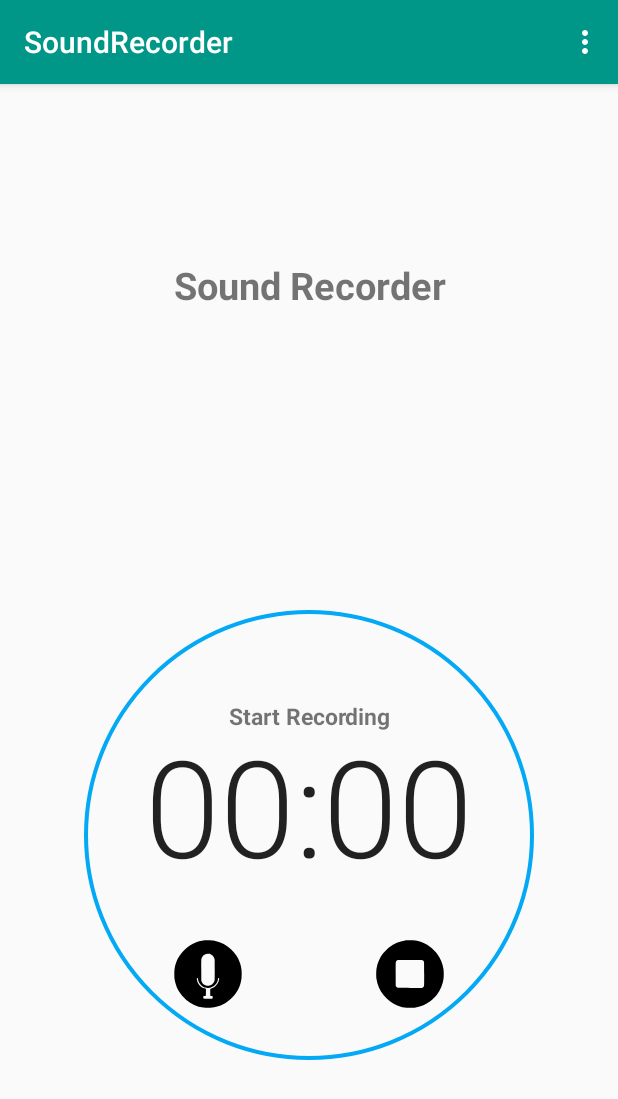
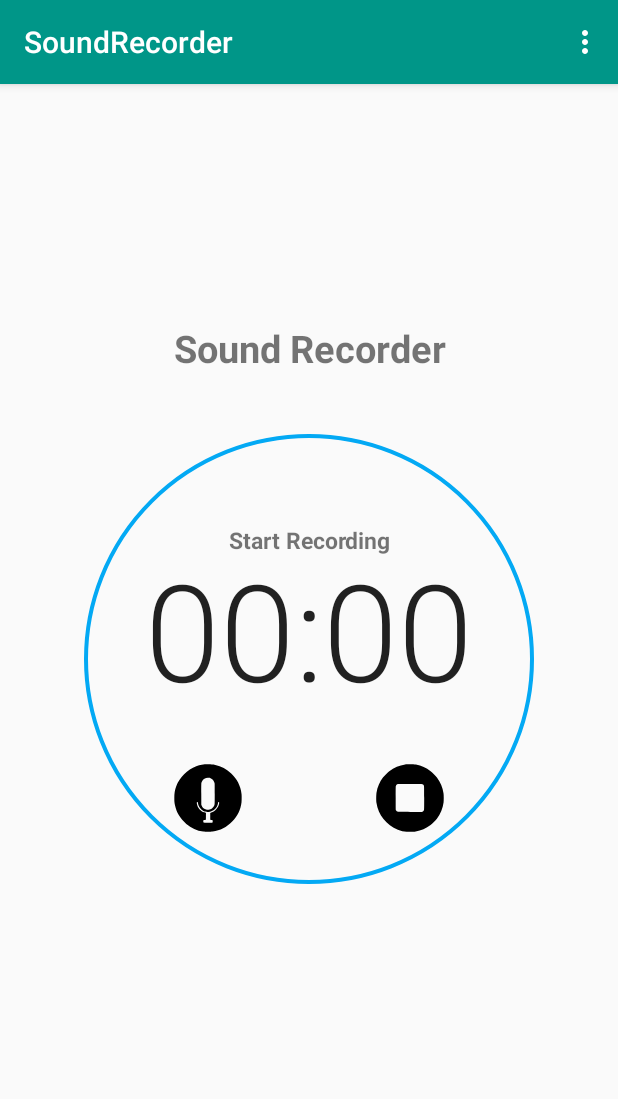
Before and after one commit to zeeshanhussain/SoundRecorder, an Android app: the screen it shows after launch (SoundRecorderActivity), on a phone screen of 412 x 824 dp. Shown: the top 1099 px of the screen. Run offline under Robolectric (Android 15) with nearby library versions, the phone set to English and light mode, and no system bars.

Commit message:
Fix layout

```diff
--- a/app/src/main/res/layout/activity_soundrecorder.xml
+++ b/app/src/main/res/layout/activity_soundrecorder.xml
@@ -2,9 +2,12 @@
 <RelativeLayout xmlns:android="http://schemas.android.com/apk/res/android"
     android:id="@+id/recorderActivity"
     android:layout_width="match_parent"
-    android:layout_height="match_parent"
-    android:gravity="center"
-    android:orientation="vertical">
+    android:layout_height="match_parent">
+
+    <RelativeLayout
+        android:layout_width="300dp"
+        android:layout_height="450dp"
+        android:layout_centerInParent="true">
 
         <TextView
             android:id="@+id/mainTextView"
@@ -14,14 +17,12 @@
             android:gravity="center"
             android:text="Sound Recorder"
             android:textSize="25dp"
-        android:textStyle="bold"
-        android:paddingBottom="20dp"/>
+            android:textStyle="bold" />
 
         <RelativeLayout
             android:layout_width="300dp"
             android:layout_height="300dp"
-        android:layout_centerInParent="true"
-        >
+            android:layout_centerInParent="true">
 
             <ImageView
                 android:id="@+id/recordProgressBar"
@@ -74,9 +75,10 @@
                 android:layout_centerHorizontal="true"
                 android:layout_marginTop="240dp"
                 android:background="@drawable/ic_play"
-            android:visibility="gone"/>
+                android:visibility="gone" />
 
         </RelativeLayout>
 
+    </RelativeLayout>
 
 </RelativeLayout>
--- a/app/src/main/res/menu/menu.xml
+++ b/app/src/main/res/menu/menu.xml
@@ -6,7 +6,7 @@
     <item
         android:id="@+id/viewRecording"
         android:orderInCategory="100"
-        android:title="List all Recordings"
+        android:title="Saved Recordings"
         app:showAsAction="never" />
 
     <item
```
Also changed, not shown: app/src/main/java/com/deadlymachine/soundrecorder/fragments/RecordingsFragment.java (+13 -12 lines), app/src/main/res/layout/fragment_recordings.xml (+16 -8 lines), app/src/main/res/layout/rename_recording.xml (+9 -11 lines). Lines whose indentation alone changed are shown as unchanged.
